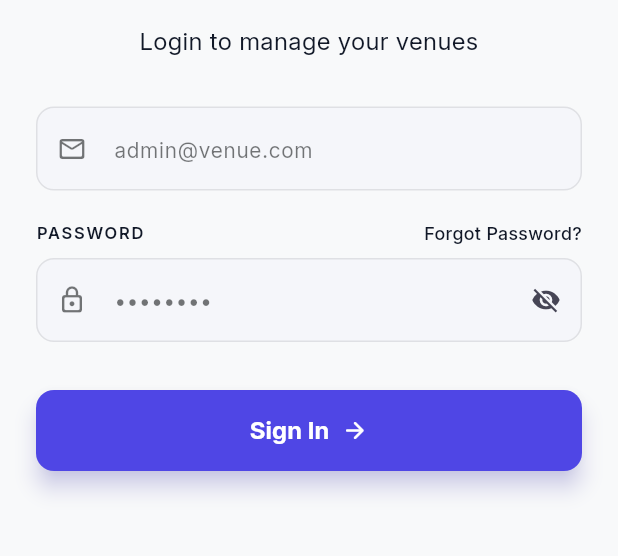
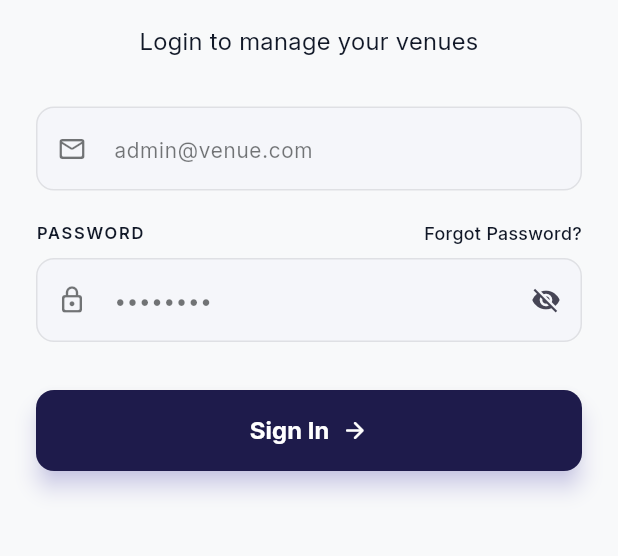
Before and after one commit to DimitriGreyling/venue_flow, a Flutter app: the LoginTabletView screen opened directly, on a phone screen of 412 x 824 dp, the part 453-1009 px from its top. Run offline on Flutter 3.47's test engine with Material 3 defaults, Android fonts, the phone set to English and light mode, and no system bars; our stand-ins replace dio, flutter_riverpod, flutter_secure_storage, freezed_annotation, go_router, riverpod_annotation and 3 more; missing offline and left inert: flutter_mdi_icons; accounts and stored records are empty; generated files the repository leaves out were written again; network calls fail.

Commit message:
- Styling updates

```diff
--- a/lib/features/auth/presentation/views/login_mobile_view.dart
+++ b/lib/features/auth/presentation/views/login_mobile_view.dart
@@ -218,12 +218,12 @@ class _LoginMobileViewState extends ConsumerState<LoginMobileView>
                         child: ElevatedButton(
                           onPressed: isLoading ? null : _handleSignIn,
                           style: ElevatedButton.styleFrom(
-                            backgroundColor: const Color(0xFF4F46E5),
-                            foregroundColor: Colors.white,
+                            backgroundColor: cs.primary,
+                            foregroundColor: cs.onPrimary,
                             elevation: 6,
                             shadowColor: const Color(
                               0xFF4F46E5,
-                            ).withOpacity(0.4),
+                            ).withValues(alpha: 0.4),
                             shape: RoundedRectangleBorder(
                               borderRadius: BorderRadius.circular(12),
                             ),
--- a/lib/features/auth/presentation/views/login_tablet_view.dart
+++ b/lib/features/auth/presentation/views/login_tablet_view.dart
@@ -218,22 +218,22 @@ class _LoginTabletViewState extends ConsumerState<LoginTabletView>
                         child: ElevatedButton(
                           onPressed: isLoading ? null : _handleSignIn,
                           style: ElevatedButton.styleFrom(
-                            backgroundColor: const Color(0xFF4F46E5),
-                            foregroundColor: Colors.white,
+                            backgroundColor: cs.primary,
+                            foregroundColor: cs.onPrimary,
                             elevation: 6,
                             shadowColor: const Color(
                               0xFF4F46E5,
-                            ).withOpacity(0.4),
+                            ).withValues(alpha: 0.4),
                             shape: RoundedRectangleBorder(
                               borderRadius: BorderRadius.circular(12),
                             ),
                           ),
                           child: isLoading
-                              ? const SizedBox(
+                              ? SizedBox(
                             width: 24,
                             height: 24,
                             child: CircularProgressIndicator(
-                              color: Colors.white,
+                              color: cs.onPrimary,
                               strokeWidth: 2.5,
                             ),
                           )
--- a/lib/features/customers/presentation/dialogs/add_customer_dialog.dart
+++ b/lib/features/customers/presentation/dialogs/add_customer_dialog.dart
@@ -257,7 +257,7 @@ class _AddCustomerDialogState extends ConsumerState<AddCustomerDialog>
                         // Removes shadow elevation
                         side: BorderSide(color: cs.primary, width: 1.5),
                         // Adds outline
-                        foregroundColor: cs.onPrimary, // Text colour
+                        foregroundColor: cs.primary, // Text colour
                       ),
                       onPressed: _isSaving
                           ? null
--- a/lib/features/customers/presentation/views/customer_tablet_view.dart
+++ b/lib/features/customers/presentation/views/customer_tablet_view.dart
@@ -88,12 +88,13 @@ class _CustomerTabletViewState extends ConsumerState<CustomerTabletView> {
                       elevation: 2,
                       borderRadius: BorderRadius.circular(50),
                       child: CircleAvatar(
+                        backgroundColor: cs.primary,
                         child: IconButton(
                           onPressed: () async {
                             await AddCustomerDialog.show(context);
                             _refresh();
                           },
-                          icon: Icon(Mdi.accountPlusOutline),
+                          icon: Icon(Mdi.accountPlusOutline,color: cs.onPrimary,),
                         ),
                       ),
                     ),
@@ -108,7 +109,7 @@ class _CustomerTabletViewState extends ConsumerState<CustomerTabletView> {
                             _refresh();
                           },
                           tooltip: 'Refresh',
-                          icon: Icon(Mdi.refresh),
+                          icon: Icon(Mdi.refresh,color: cs.onTertiary,),
                         ),
                       ),
                     ),
```
Also changed, not shown: lib/features/auth/presentation/views/login_desktop_view.dart (+4 -7 lines).
